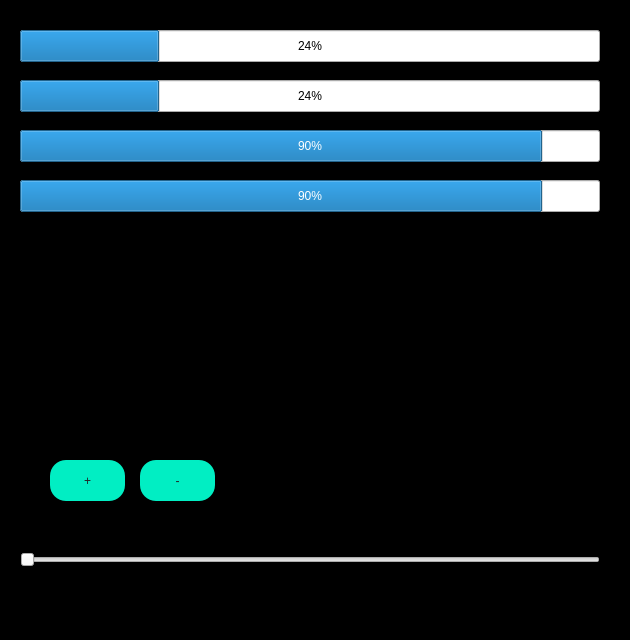
This is progress/progressTest.ui in KikyoShaw/QtWidgetsApplication as Qt 5 draws it before an edit. The edited form follows.
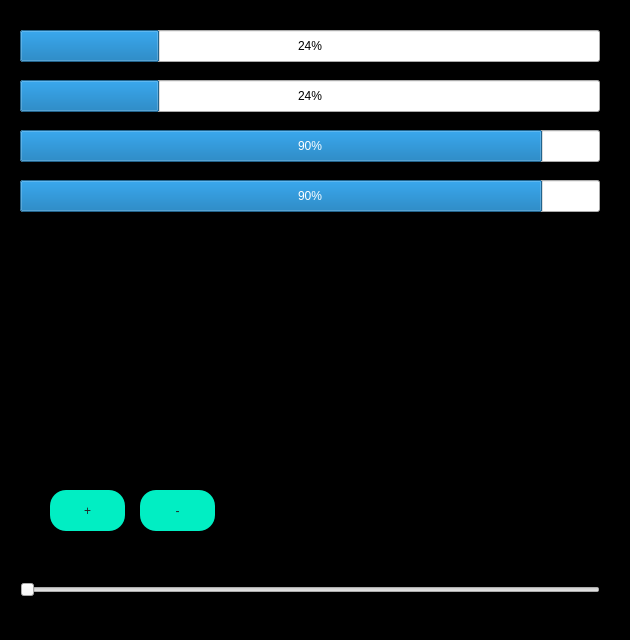
This is the edited form. Custom widgets are drawn as their Qt base class.

```diff
--- a/progress/progressTest.ui
+++ b/progress/progressTest.ui
@@ -44,7 +44,7 @@
    <property name="geometry">
     <rect>
      <x>50</x>
-     <y>460</y>
+     <y>490</y>
      <width>75</width>
      <height>41</height>
     </rect>
@@ -57,7 +57,7 @@
    <property name="geometry">
     <rect>
      <x>140</x>
-     <y>460</y>
+     <y>490</y>
      <width>75</width>
      <height>41</height>
     </rect>
@@ -83,7 +83,7 @@
    <property name="geometry">
     <rect>
      <x>20</x>
-     <y>550</y>
+     <y>580</y>
      <width>580</width>
      <height>19</height>
     </rect>
@@ -199,6 +199,12 @@
    <header location="global">vwaterprogressbar.h</header>
    <container>1</container>
   </customwidget>
+  <customwidget>
+   <class>BatteryProgressBar</class>
+   <extends>QWidget</extends>
+   <header location="global">batteryprogressbar.h</header>
+   <container>1</container>
+  </customwidget>
  </customwidgets>
  <resources>
   <include location="progressTest.qrc"/>
```
Left out of the diff: 10 changed lines with no effect on the pictures.
